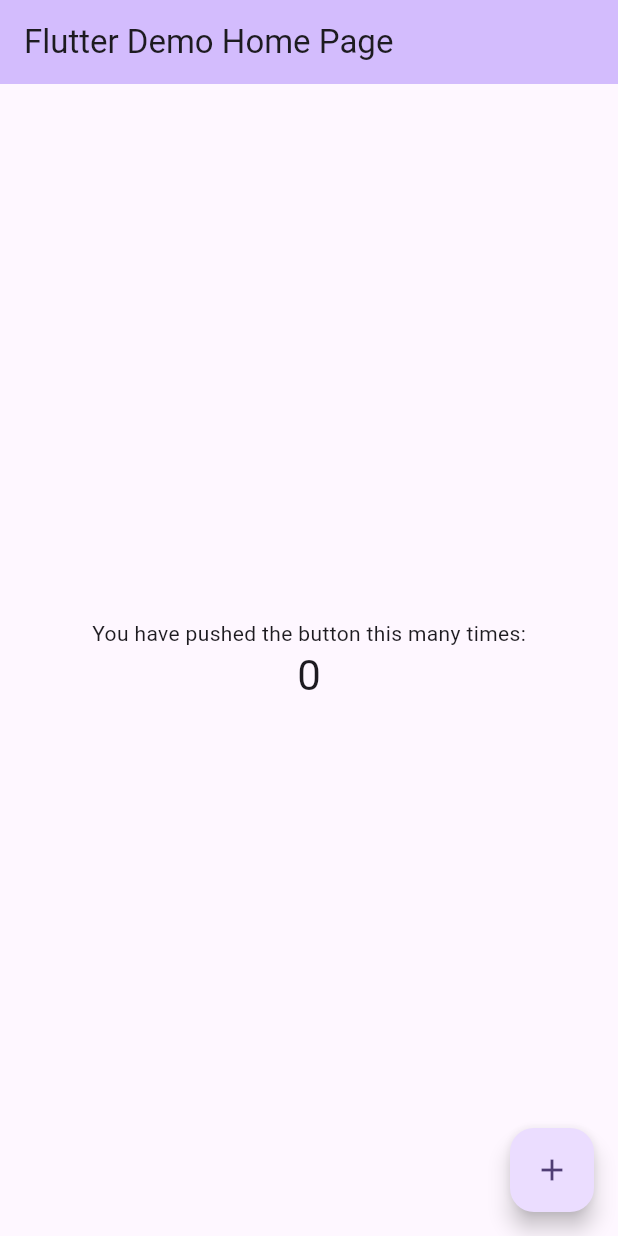
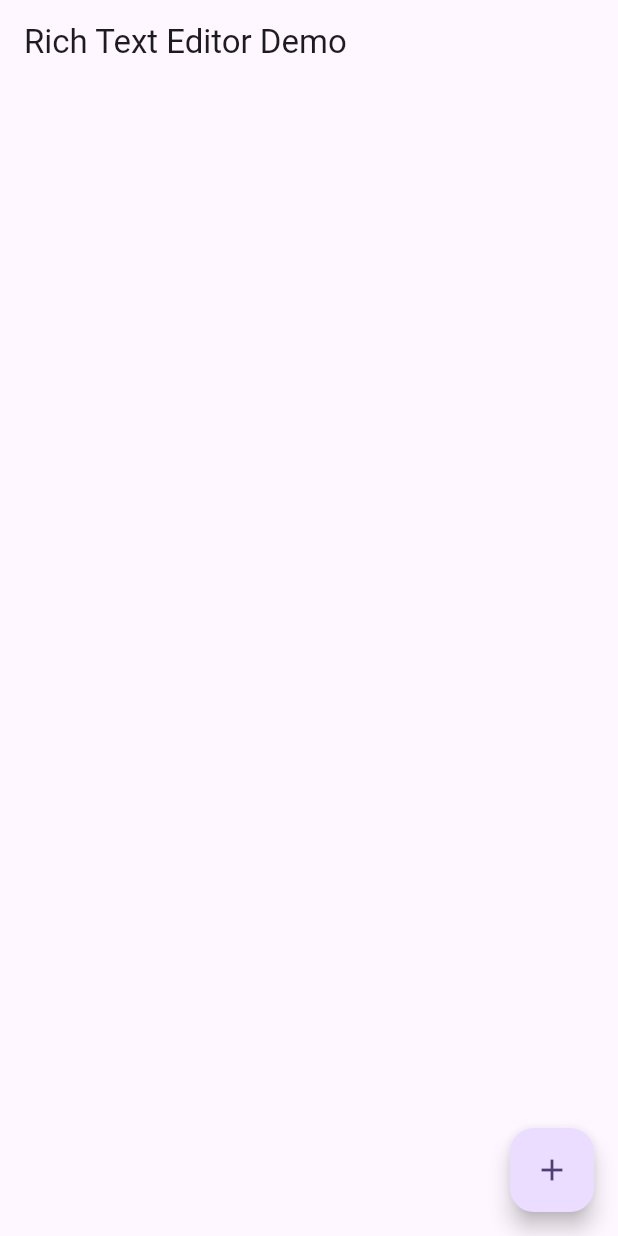
Before and after one commit to vshanbha/flutter_mini_projects, a Flutter app: the screen it shows after launch, on a phone screen of 412 x 824 dp. Run offline on Flutter 3.47's test engine with Material 3 defaults, Android fonts, the light colour scheme and no system bars; missing offline and left inert: flutter_quill, super_editor.

Commit message:
basic screen structure added for rich text editing

```diff
--- a/flutter_rte_tester/lib/main.dart
+++ b/flutter_rte_tester/lib/main.dart
@@ -1,125 +1,23 @@
 import 'package:flutter/material.dart';
+import 'package:flutter_rte_tester/main_screen.dart';
 
 void main() {
-  runApp(const MyApp());
+  runApp(const RTEApp());
 }
 
-class MyApp extends StatelessWidget {
-  const MyApp({super.key});
+class RTEApp extends StatelessWidget {
+  const RTEApp({super.key});
 
   // This widget is the root of your application.
   @override
   Widget build(BuildContext context) {
     return MaterialApp(
-      title: 'Flutter Demo',
+      title: 'Flutter Rich Text Editor Tester',
       theme: ThemeData(
-        // This is the theme of your application.
-        //
-        // TRY THIS: Try running your application with "flutter run". You'll see
-        // the application has a purple toolbar. Then, without quitting the app,
-        // try changing the seedColor in the colorScheme below to Colors.green
-        // and then invoke "hot reload" (save your changes or press the "hot
-        // reload" button in a Flutter-supported IDE, or press "r" if you used
-        // the command line to start the app).
-        //
-        // Notice that the counter didn't reset back to zero; the application
-        // state is not lost during the reload. To reset the state, use hot
-        // restart instead.
-        //
-        // This works for code too, not just values: Most code changes can be
-        // tested with just a hot reload.
         colorScheme: ColorScheme.fromSeed(seedColor: Colors.deepPurple),
         useMaterial3: true,
       ),
-      home: const MyHomePage(title: 'Flutter Demo Home Page'),
+      home: const MainScreen(),
     );
   }
 }
-
-class MyHomePage extends StatefulWidget {
-  const MyHomePage({super.key, required this.title});
-
-  // This widget is the home page of your application. It is stateful, meaning
-  // that it has a State object (defined below) that contains fields that affect
-  // how it looks.
-
-  // This class is the configuration for the state. It holds the values (in this
-  // case the title) provided by the parent (in this case the App widget) and
-  // used by the build method of the State. Fields in a Widget subclass are
-  // always marked "final".
-
-  final String title;
-
-  @override
-  State<MyHomePage> createState() => _MyHomePageState();
-}
-
-class _MyHomePageState extends State<MyHomePage> {
-  int _counter = 0;
-
-  void _incrementCounter() {
-    setState(() {
-      // This call to setState tells the Flutter framework that something has
-      // changed in this State, which causes it to rerun the build method below
-      // so that the display can reflect the updated values. If we changed
-      // _counter without calling setState(), then the build method would not be
-      // called again, and so nothing would appear to happen.
-      _counter++;
-    });
-  }
-
-  @override
-  Widget build(BuildContext context) {
-    // This method is rerun every time setState is called, for instance as done
-    // by the _incrementCounter method above.
-    //
-    // The Flutter framework has been optimized to make rerunning build methods
-    // fast, so that you can just rebuild anything that needs updating rather
-    // than having to individually change instances of widgets.
-    return Scaffold(
-      appBar: AppBar(
-        // TRY THIS: Try changing the color here to a specific color (to
-        // Colors.amber, perhaps?) and trigger a hot reload to see the AppBar
-        // change color while the other colors stay the same.
-        backgroundColor: Theme.of(context).colorScheme.inversePrimary,
-        // Here we take the value from the MyHomePage object that was created by
-        // the App.build method, and use it to set our appbar title.
-        title: Text(widget.title),
-      ),
-      body: Center(
-        // Center is a layout widget. It takes a single child and positions it
-        // in the middle of the parent.
-        child: Column(
-          // Column is also a layout widget. It takes a list of children and
-          // arranges them vertically. By default, it sizes itself to fit its
-          // children horizontally, and tries to be as tall as its parent.
-          //
-          // Column has various properties to control how it sizes itself and
-          // how it positions its children. Here we use mainAxisAlignment to
-          // center the children vertically; the main axis here is the vertical
-          // axis because Columns are vertical (the cross axis would be
-          // horizontal).
-          //
-          // TRY THIS: Invoke "debug painting" (choose the "Toggle Debug Paint"
-          // action in the IDE, or press "p" in the console), to see the
-          // wireframe for each widget.
-          mainAxisAlignment: MainAxisAlignment.center,
-          children: <Widget>[
-            const Text(
-              'You have pushed the button this many times:',
-            ),
-            Text(
-              '$_counter',
-              style: Theme.of(context).textTheme.headlineMedium,
-            ),
-          ],
-        ),
-      ),
-      floatingActionButton: FloatingActionButton(
-        onPressed: _incrementCounter,
-        tooltip: 'Increment',
-        child: const Icon(Icons.add),
-      ), // This trailing comma makes auto-formatting nicer for build methods.
-    );
-  }
-}
--- /dev/null
+++ b/flutter_rte_tester/lib/main_screen.dart
@@ -0,0 +1,65 @@
+import 'package:flutter/material.dart';
+import 'package:flutter_rte_tester/edit_rich_text_screen.dart';
+import 'package:flutter_rte_tester/view_rich_text_screen.dart';
+
+class MainScreen extends StatefulWidget {
+  const MainScreen({super.key});
+
+  @override
+  _MainScreenState createState() => _MainScreenState();
+}
+
+class _MainScreenState extends State<MainScreen> {
+  final List<String> _items = [];
+
+  void _addItem(String content) {
+    setState(() {
+      _items.add(content);
+    });
+  }
+
+  @override
+  Widget build(BuildContext context) {
+    return Scaffold(
+      appBar: AppBar(
+        title: const Text('Rich Text Editor Demo'),
+      ),
+      body: ListView.builder(
+        itemCount: _items.length,
+        itemBuilder: (context, index) {
+          return ListTile(
+            title: Text(
+              _items[index],
+              maxLines: 1,
+              overflow: TextOverflow.ellipsis,
+            ),
+            onTap: () {
+              Navigator.push(
+                context,
+                MaterialPageRoute(
+                  builder: (context) =>
+                      ViewRichTextScreen(content: _items[index]),
+                ),
+              );
+            },
+          );
+        },
+      ),
+      floatingActionButton: FloatingActionButton(
+        onPressed: () async {
+          final result = await Navigator.push(
+            context,
+            MaterialPageRoute(
+              builder: (context) => const EditRichTextScreen(),
+            ),
+          );
+
+          if (result != null && result is String) {
+            _addItem(result);
+          }
+        },
+        child: const Icon(Icons.add),
+      ),
+    );
+  }
+}
--- a/flutter_rte_tester/pubspec.yaml
+++ b/flutter_rte_tester/pubspec.yaml
@@ -35,6 +35,8 @@ dependencies:
   # The following adds the Cupertino Icons font to your application.
   # Use with the CupertinoIcons class for iOS style icons.
   cupertino_icons: ^1.0.8
+  flutter_quill: ^10.8.5
+  super_editor: ^0.2.7
 
 dev_dependencies:
   flutter_test:
```
Also changed, not shown: flutter_rte_tester/lib/edit_rich_text_screen.dart (added, +111 -0 lines), flutter_rte_tester/lib/view_rich_text_screen.dart (added, +25 -0 lines), flutter_rte_tester/pubspec.lock, 12 other files.
